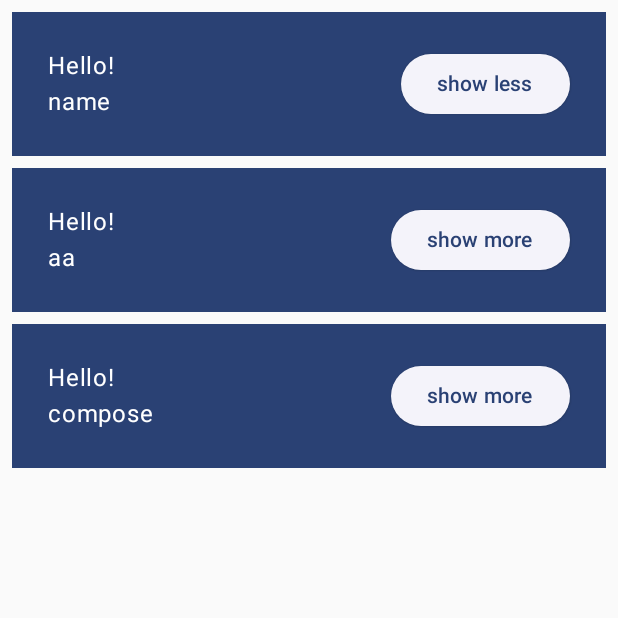
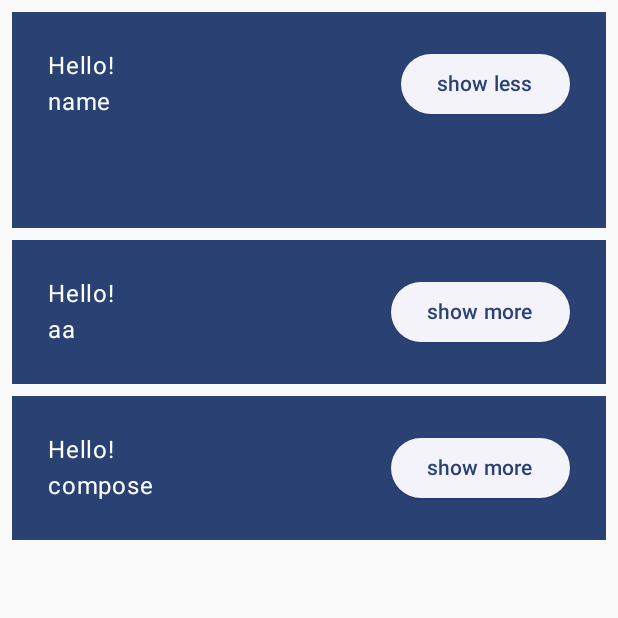
Before and after one commit to RyujiKoyama95/Jetpack-Compose-basics, an Android app built with Jetpack Compose: the screen it shows after launch (MainActivity), after a tap on "show more", on a phone screen of 412 x 824 dp, the top half of it. Run offline under Robolectric (Android 15) with nearby library versions, the phone set to English and light mode, and no system bars.

Commit message:
Add UI interaction by status

```diff
--- a/app/src/main/java/com/codelab/basics/MainActivity.kt
+++ b/app/src/main/java/com/codelab/basics/MainActivity.kt
@@ -98,6 +98,11 @@ class MainActivity : ComponentActivity() {
         // また、同じコンポーズを別々の部分から呼び出すと、異なるUIが生成され、状態も別々になる。
         // 例えば今回の場合だと、ボタンが複数あるため、それぞれで固有の状態を保持する。
         val expanded = remember { mutableStateOf(false) }
+        val extraPadding = if (expanded.value) {
+            48.dp
+        } else {
+            0.dp
+        }
         // Surfaceは色を受け取る。
         // Surfaceの中にネストされたコンポーネント(ここではText)は、背景色の上に描画される。
         Surface(
@@ -107,7 +112,10 @@ class MainActivity : ComponentActivity() {
             Row(modifier = Modifier.padding(24.dp)) {
                 // SurfaceやTextなどのほとんどのCompose UI要素は引数にmodifier(修飾子)を持っている。
                 // 1つの要素に複数の修飾子をつけるときは、繋げればいい。
-                Column(modifier = Modifier.weight(1f)) {
+                Column(modifier = Modifier
+                    .weight(1f)
+                    .padding(bottom = extraPadding)
+                ) {
                     // modifierは親レイアウト内での配置、表示、動作を指定できる。
                     Text(text = "Hello!")
                     Text(text = "$name")
```
